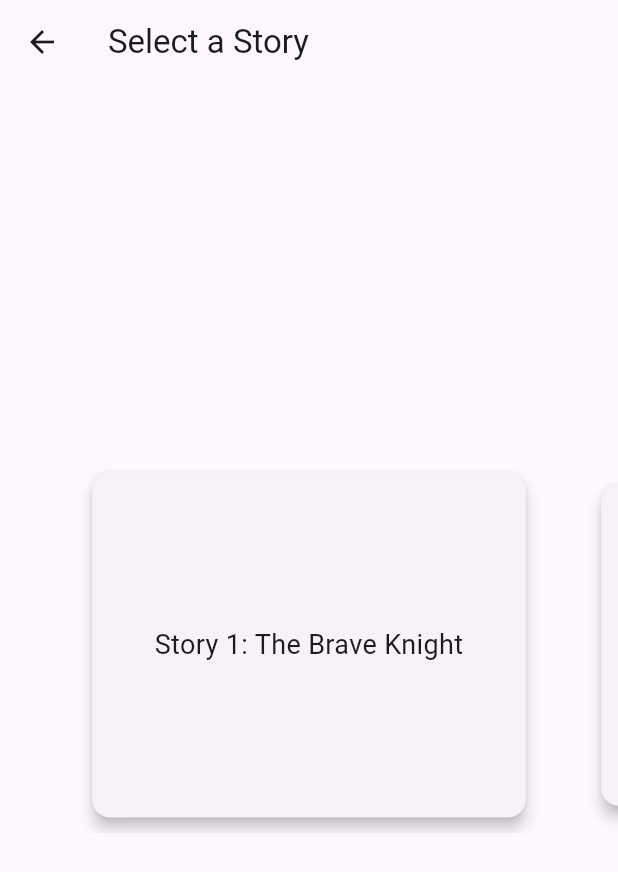
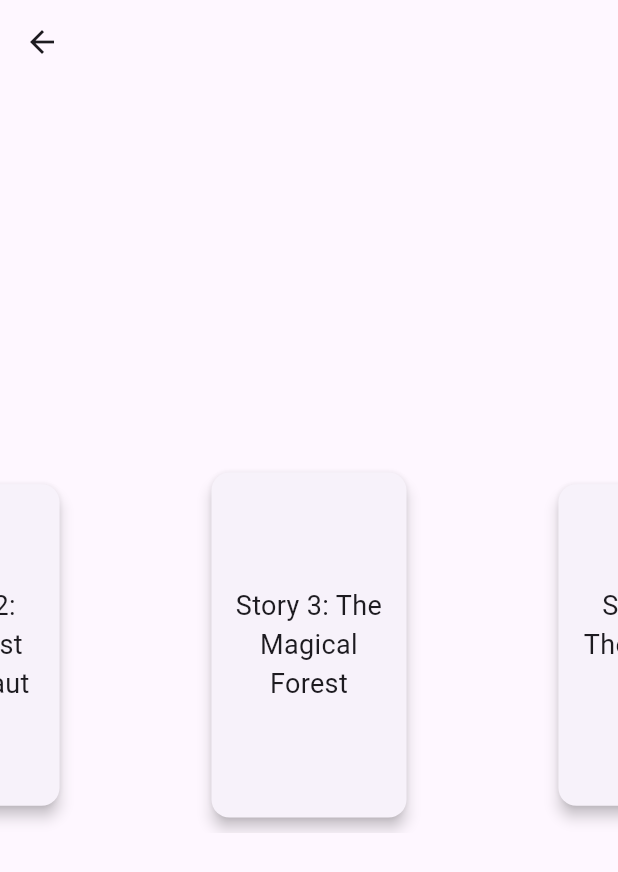
Before and after one commit to unearthcreator/barnbok, a Flutter app: the screen it shows after launch, after a tap on "Go to stories", on a phone screen of 412 x 824 dp. Shown: the top 872 px of the screen. Run offline on Flutter 3.47's test engine with Material 3 defaults, Android fonts, the phone set to English and light mode, and no system bars; our stand-ins replace logger.

Commit message:
Working carousel with spacing

```diff
--- a/lib/features/menu_screens/story_selector_screen.dart
+++ b/lib/features/menu_screens/story_selector_screen.dart
@@ -14,7 +14,6 @@ class StorySelectorScreen extends StatelessWidget {
   Widget build(BuildContext context) {
     return Scaffold(
       appBar: AppBar(
-        title: const Text('Select a Story'),
       ),
       // --- MODIFIED BODY ---
       // Replace the simple Text widget with the StoryCarousel
--- a/lib/features/menu_screens/widgets/story_carousel.dart
+++ b/lib/features/menu_screens/widgets/story_carousel.dart
@@ -1,7 +1,7 @@
 // lib/features/menu_screens/widgets/story_carousel.dart
 
 import 'package:flutter/material.dart';
-import 'package:flutter/gestures.dart'; // Needed for PointerDeviceKind
+import 'package:flutter/gestures.dart';
 
 class StoryCarousel extends StatefulWidget {
   const StoryCarousel({super.key});
@@ -20,11 +20,27 @@ class _StoryCarouselState extends State<StoryCarousel> {
   ];
 
   late PageController _pageController;
+  Orientation? _lastOrientation;
 
   @override
-  void initState() {
-    super.initState();
-    _pageController = PageController(viewportFraction: 0.8);
+  void didChangeDependencies() {
+    super.didChangeDependencies();
+
+    final orientation = MediaQuery.of(context).orientation;
+
+    if (_lastOrientation != orientation) {
+      _lastOrientation = orientation;
+
+      final viewportFraction = orientation == Orientation.landscape ? 0.35 : 0.55;
+      final initialPage = (_stories.length / 2).floor();
+
+      _pageController = PageController(
+        viewportFraction: viewportFraction,
+        initialPage: initialPage,
+      );
+
+      setState(() {}); // rebuild with new controller
+    }
   }
 
   @override
@@ -64,15 +80,16 @@ class _StoryCarouselState extends State<StoryCarousel> {
           value = index - (_pageController.page ?? 0);
           value = (1 - (value.abs() * 0.3)).clamp(0.8, 1.0);
         } else {
-          value = index == 0 ? 1.0 : 0.8;
+          value = index == _pageController.initialPage ? 1.0 : 0.8;
         }
+
+        double cardHeight = 250;
+        double cardWidth = cardHeight * 0.6;
 
         return Center(
           child: SizedBox(
-            height: Curves.easeOut.transform(value) * 250,
-            width: Curves.easeOut.transform(value) *
-                MediaQuery.of(context).size.width *
-                0.75,
+            height: Curves.easeOut.transform(value) * cardHeight,
+            width: Curves.easeOut.transform(value) * cardWidth,
             child: child,
           ),
         );
```
Also changed, not shown: assets/images/baby feet tile.jpg (added).
